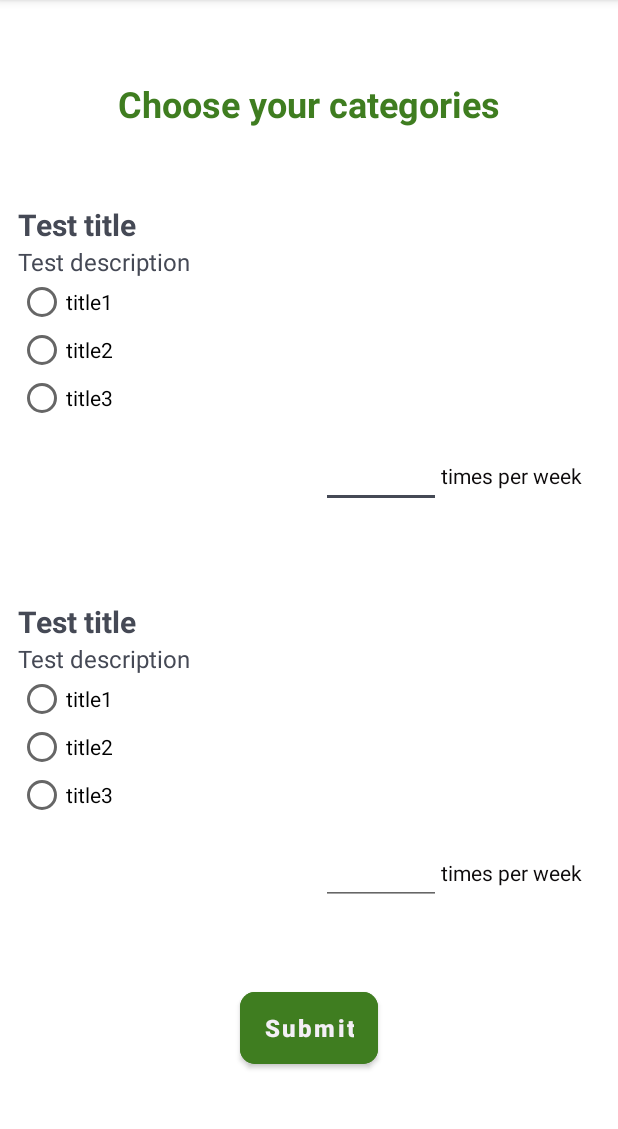
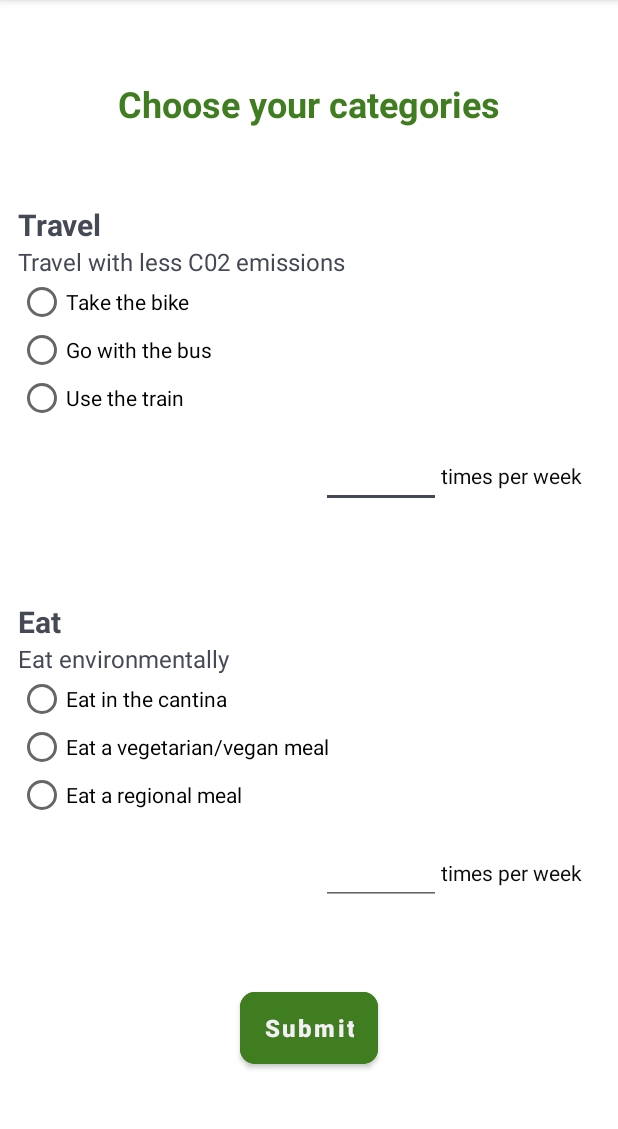
Before and after one commit to AlexW00/climate-duels, an Android app: the CategoryChooserActivity screen opened directly, with no data from a screen before it, on a phone screen of 412 x 824 dp, the part 84-1213 px from its top. Run offline under Robolectric (Android 15) with nearby library versions, the phone set to English and light mode, and no system bars; 2 statements that could not run were skipped.

Commit message:
emergency commit

```diff
--- a/app/src/main/java/com/example/climateduels/CategoryChooserActivity.java
+++ b/app/src/main/java/com/example/climateduels/CategoryChooserActivity.java
@@ -13,6 +13,7 @@ import android.widget.TextView;
 import android.widget.Toast;
 
 import com.example.climateduels.dataManager.DataManager;
+import com.example.climateduels.dataManager.EmergencyData;
 import com.example.climateduels.dataManager.models.GoalCategoryModel;
 import com.example.climateduels.dataManager.models.GoalModel;
 import com.example.climateduels.dataManager.models.TeamModel;
@@ -54,31 +55,18 @@ public class CategoryChooserActivity extends AppCompatActivity {
     }
 
     private void fillCategories() {
-        TextView
-                travelTitle = findViewById(R.id.text_travel),
-                travelDescription = findViewById(R.id.text_travel_description),
-                eatTitle = findViewById(R.id.text_eat),
-                eatDescription = findViewById(R.id.text_eat_description);
+        EmergencyData emergencyData = EmergencyData.getInstance();
 
-
-        TeamModel teamModel = DataManager.getTeam(teamCode);
-        ArrayList<GoalCategoryModel<GoalModel>> goalCategoryModels = teamModel.getGoalCategories();
-        GoalCategoryModel<GoalModel> travelModel = goalCategoryModels.get(0);
-        GoalCategoryModel<GoalModel> eatModel = goalCategoryModels.get(1);
-
-        travelTitle.setText(travelModel.getTitle());
-        travelDescription.setText(travelModel.getDescription());
-        eatTitle.setText(eatModel.getTitle());
-        eatDescription.setText(eatModel.getDescription());
-
-        for (GoalModel goal : travelModel.getGoals()) {
+        ArrayList<String> travelModel = emergencyData.getTravelOptions();
+        ArrayList<String> eatModel = emergencyData.getEatOption();
+        for (String goal : travelModel) {
             RadioButton radioButton = new RadioButton(this);
-            radioButton.setText(goal.getTitle());
+            radioButton.setText(goal);
             radioGroupTravel.addView(radioButton);
         }
-        for (GoalModel goal : eatModel.getGoals()) {
+        for (String goal : eatModel) {
             RadioButton radioButton = new RadioButton(this);
-            radioButton.setText(goal.getTitle());
+            radioButton.setText(goal);
             radioGroupEat.addView(radioButton);
         }
     }
@@ -110,6 +98,12 @@ public class CategoryChooserActivity extends AppCompatActivity {
         String selectedTravelText = selectedTravel.getText().toString(),
                 selectedEatText = selectedEat.getText().toString();
 
+        EmergencyData emergencyData = EmergencyData.getInstance();
+
+        emergencyData.setSelectedEat(selectedEatText);
+        emergencyData.setSelectedTravel(selectedTravelText);
+        emergencyData.setTravelCount(numTravel);
+        emergencyData.setEatCount(numEat);
         //TODO SAVE TO DATAMANAGER
         Toast.makeText(CategoryChooserActivity.this, selectedTravelText+" "+selectedEatText, Toast.LENGTH_SHORT).show();
         Toast.makeText(CategoryChooserActivity.this, numTravel+" "+numEat, Toast.LENGTH_SHORT).show();
--- /dev/null
+++ b/app/src/main/java/com/example/climateduels/dataManager/EmergencyData.java
@@ -0,0 +1,71 @@
+package com.example.climateduels.dataManager;
+
+import com.example.climateduels.dataManager.models.GoalCategoryModel;
+import com.example.climateduels.dataManager.models.GoalModel;
+
+import java.util.ArrayList;
+import java.util.List;
+
+public class EmergencyData {
+    private ArrayList<String> travelOptions, eatOption;
+    private int travelCount, eatCount;
+    private String selectedTravel, selectedEat;
+
+    private static final EmergencyData instance = new EmergencyData();
+
+    public static EmergencyData getInstance(){
+        return instance;
+    }
+
+    private EmergencyData() {
+        travelOptions = new ArrayList<>();
+        travelOptions.add("Take the bike");
+        travelOptions.add("Go with the bus");
+        travelOptions.add("Use the train");
+
+        eatOption = new ArrayList<>();
+        eatOption.add("Eat in the cantina");
+        eatOption.add("Eat a vegetarian/vegan meal");
+        eatOption.add("Eat a regional meal");
+    }
+
+    public ArrayList<String> getTravelOptions() {
+        return travelOptions;
+    }
+
+    public ArrayList<String> getEatOption() {
+        return eatOption;
+    }
+
+    public int getTravelCount() {
+        return travelCount;
+    }
+
+    public void setTravelCount(int travelCount) {
+        this.travelCount = travelCount;
+    }
+
+    public int getEatCount() {
+        return eatCount;
+    }
+
+    public void setEatCount(int eatCount) {
+        this.eatCount = eatCount;
+    }
+
+    public String getSelectedTravel() {
+        return selectedTravel;
+    }
+
+    public void setSelectedTravel(String selectedTravel) {
+        this.selectedTravel = selectedTravel;
+    }
+
+    public String getSelectedEat() {
+        return selectedEat;
+    }
+
+    public void setSelectedEat(String selectedEat) {
+        this.selectedEat = selectedEat;
+    }
+}
--- a/app/src/main/res/layout/activity_category_chooser.xml
+++ b/app/src/main/res/layout/activity_category_chooser.xml
@@ -37,14 +37,14 @@
                 android:id="@+id/text_travel"
                 android:layout_width="match_parent"
                 android:layout_height="wrap_content"
-                android:text="TextView" />
+                android:text="Travel" />
 
             <TextView
                 style="@style/TextViewHeader2Appearance"
                 android:id="@+id/text_travel_description"
                 android:layout_width="match_parent"
                 android:layout_height="wrap_content"
-                android:text="TextView" />
+                android:text="Travel with less C02 emissions" />
 
             <RadioGroup
                 android:id="@+id/category_radio_group_travel"
@@ -89,14 +89,14 @@
                 android:id="@+id/text_eat"
                 android:layout_width="match_parent"
                 android:layout_height="wrap_content"
-                android:text="TextView" />
+                android:text="Eat" />
 
             <TextView
                 style="@style/TextViewHeader2Appearance"
                 android:id="@+id/text_eat_description"
                 android:layout_width="match_parent"
                 android:layout_height="wrap_content"
-                android:text="TextView" />
+                android:text="Eat environmentally" />
 
             <RadioGroup
                 android:id="@+id/category_radio_group_eat"
```
